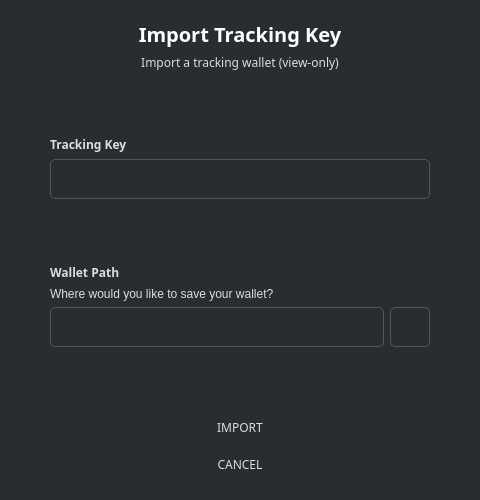
First picture: the form in src/gui/ui/importtracking.ui, repository ConcealNetwork/conceal-desktop, before the edit.
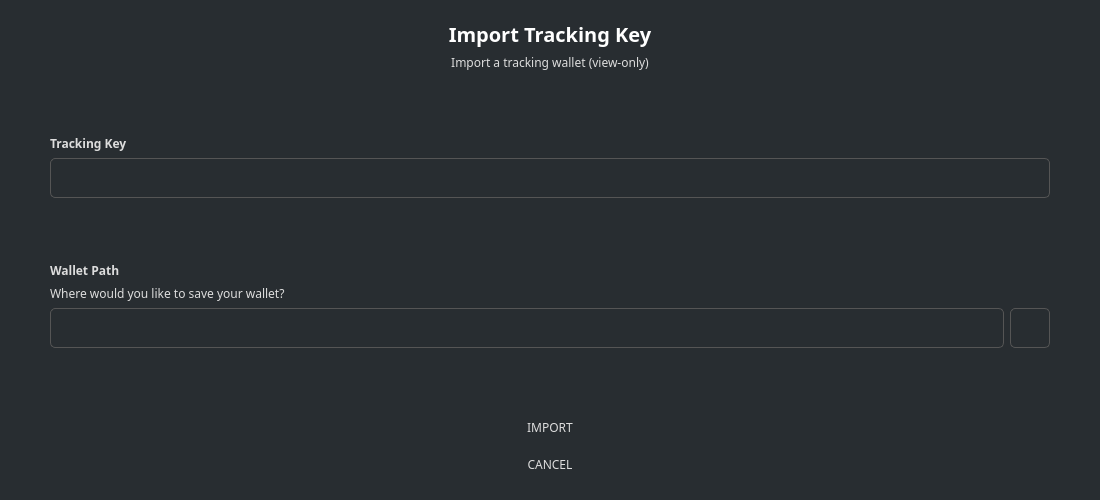
Second picture: the form after the edit. Icons and pictures are not drawn.

Commit message: Set higher width for import dialogs

What changed in the file:
```diff
--- a/src/gui/ui/importtracking.ui
+++ b/src/gui/ui/importtracking.ui
@@ -6,16 +6,10 @@
    <rect>
     <x>0</x>
     <y>0</y>
-    <width>480</width>
+    <width>1100</width>
     <height>500</height>
    </rect>
   </property>
-  <property name="minimumSize">
-   <size>
-    <width>480</width>
-    <height>500</height>
-   </size>
-  </property>
   <property name="windowTitle">
    <string>Import Tracking Key</string>
   </property>
@@ -189,6 +183,11 @@
       </item>
       <item>
        <widget class="QLabel" name="label_6">
+        <property name="font">
+         <font>
+          <family>Poppins</family>
+         </font>
+        </property>
         <property name="text">
          <string>Where would you like to save your wallet?</string>
         </property>
```
The commit also changes 4 other files.
